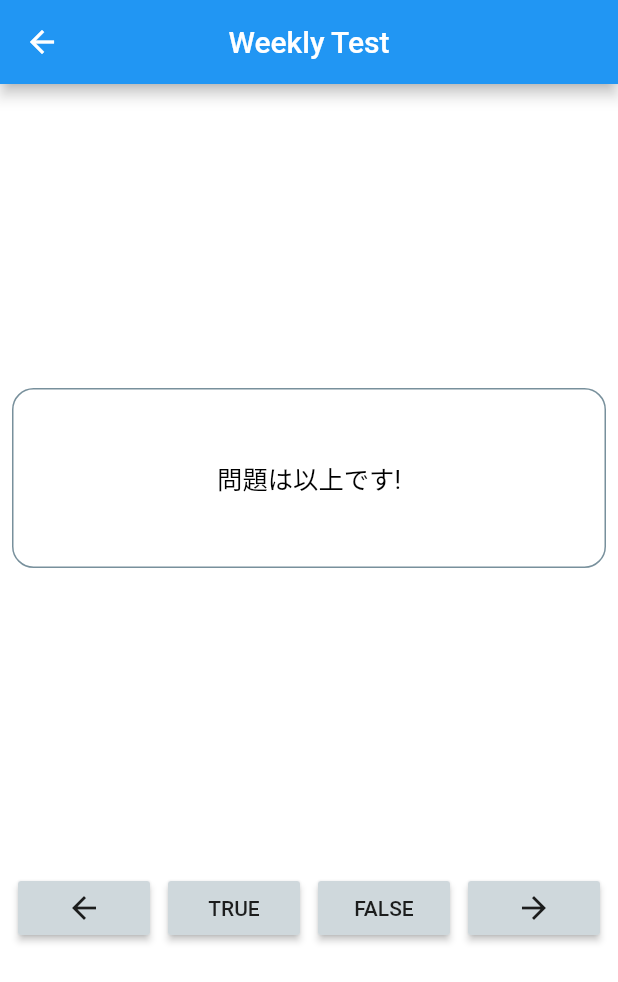
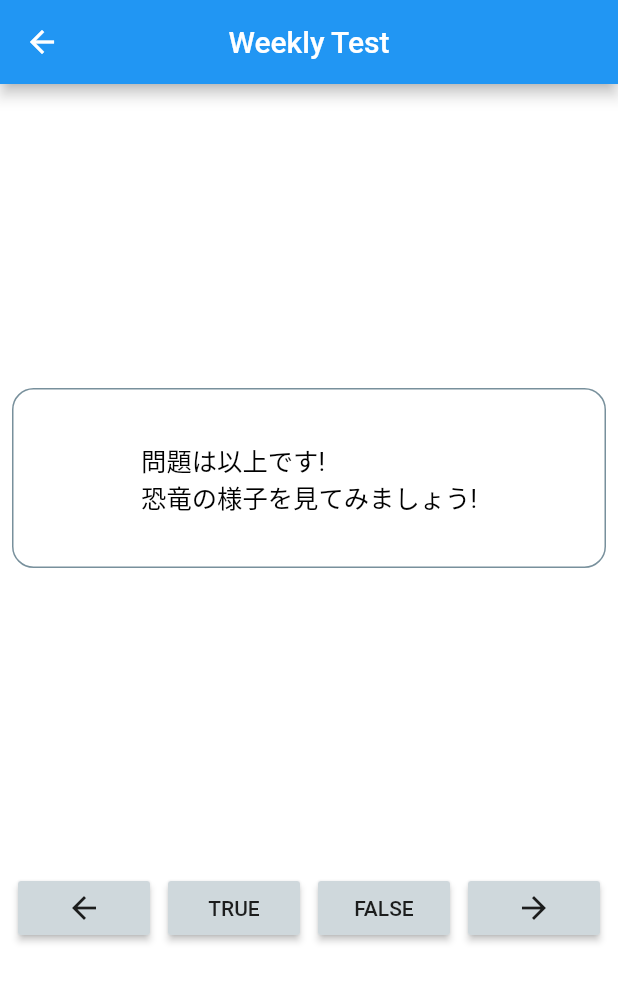
Before and after one commit to lasurstein/team4, a Flutter app: the TestQuizApp screen opened directly, after a tap on "TRUE", after a tap on "FALSE", after a tap on the "arrow forward" icon, on a phone screen of 412 x 824 dp. Shown: the top 982 px of the screen. Run offline on Flutter 3.47's test engine with Material 2 defaults, Android fonts, the phone set to English and light mode, and no system bars; missing offline and left inert: benesse_app, time_machine, timetable.

Commit message:
メインメニューの微修正

```diff
--- a/lib/weeklytest/testpage.dart
+++ b/lib/weeklytest/testpage.dart
@@ -12,7 +12,7 @@ class _TestQuizAppState extends State<TestQuizApp> {
     Question.name("Gitはバージョン管理システムである.", true),
     Question.name("Fluttarはプログラミング言語の一種である.", false),
     Question.name("dartはJavaScriptの代替となることを目的としてつくられた.", true),
-    Question.name("問題は以上です!", true),
+    Question.name("問題は以上です!\n恐竜の様子を見てみましょう!", true),
   ];
 
   @override
@@ -94,16 +94,15 @@ class _TestQuizAppState extends State<TestQuizApp> {
       if (userChoice == questionBank[_currentQuestionIndex].isCorrect) {
         final snackbar = SnackBar(
             backgroundColor: Colors.green,
-            //duration: Duration(microseconds: 10000),
+            duration: const Duration(seconds: 1),
             content: Text("正解!"));
         Scaffold.of(context).showSnackBar(snackbar);
         _nextQuestion();
       } else {
         final snackbar = SnackBar(
             backgroundColor: Colors.red,
-            //duration: Duration(microseconds: 10000),
+            duration: const Duration(seconds: 1),
             content: Text("不正解!"));
-
         Scaffold.of(context).showSnackBar(snackbar);
         _nextQuestion();
       }
```
Also changed, not shown: lib/mainmenu.dart (+0 -10 lines).
